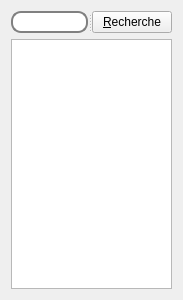
Old version of the form ui/orgaselectwidget.ui in the repository padenot/PlanningMaker.
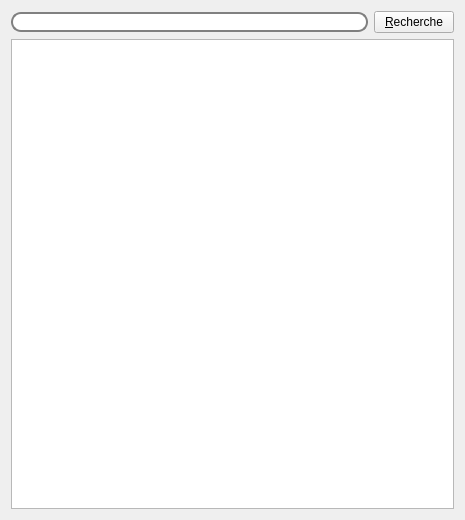
New version of the form.

Patch:
```diff
--- a/ui/orgaselectwidget.ui
+++ b/ui/orgaselectwidget.ui
@@ -6,8 +6,8 @@
    <rect>
     <x>0</x>
     <y>0</y>
-    <width>183</width>
-    <height>300</height>
+    <width>465</width>
+    <height>520</height>
    </rect>
   </property>
   <property name="windowTitle">
@@ -15,17 +15,9 @@
   </property>
   <layout class="QVBoxLayout" name="verticalLayout">
    <item>
-    <widget class="QSplitter" name="splitterOrga">
-     <property name="orientation">
-      <enum>Qt::Horizontal</enum>
-     </property>
+    <layout class="QHBoxLayout" name="horizontalLayout">
+     <item>
      <widget class="QLineEdit" name="champRechercheOrga">
-      <property name="sizePolicy">
-       <sizepolicy hsizetype="Expanding" vsizetype="Fixed">
-        <horstretch>0</horstretch>
-        <verstretch>2</verstretch>
-       </sizepolicy>
-      </property>
       <property name="styleSheet">
        <string notr="true">border-radius:10px;
 border: 2px solid gray;
@@ -33,13 +25,9 @@
 selection-background-color: darkgray;</string>
       </property>
      </widget>
+     </item>
+     <item>
      <widget class="QPushButton" name="bouttonRechercheOrga">
-      <property name="sizePolicy">
-       <sizepolicy hsizetype="Minimum" vsizetype="Minimum">
-        <horstretch>0</horstretch>
-        <verstretch>1</verstretch>
-       </sizepolicy>
-      </property>
       <property name="text">
        <string>&amp;Recherche</string>
       </property>
@@ -47,7 +35,8 @@
        <bool>false</bool>
       </property>
      </widget>
-    </widget>
+     </item>
+    </layout>
    </item>
    <item>
     <widget class="QListWidget" name="listWidgetOrga"/>
```
Lines whose indentation alone changed are shown as unchanged.
